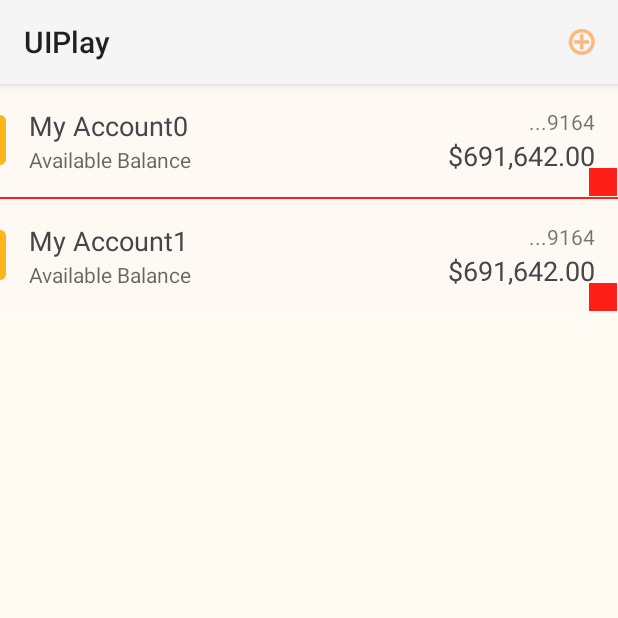
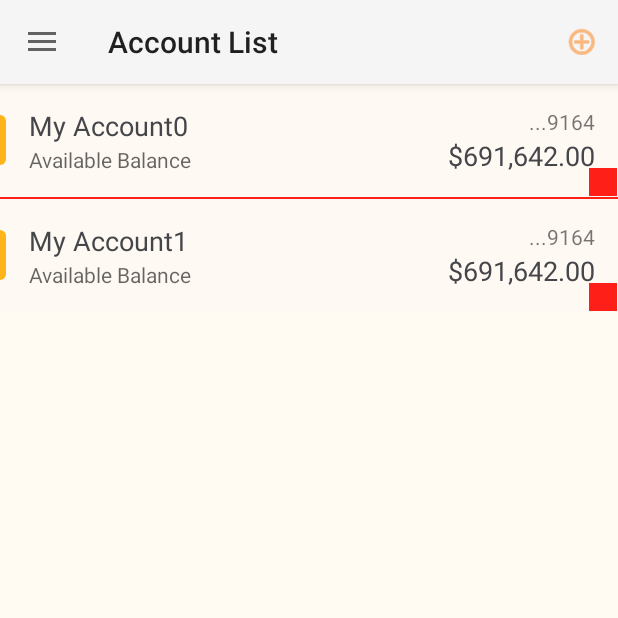
Before and after one commit to alanwgeorge/uiplay, an Android app: the screen it shows after launch (MainActivity), after a tap on "Add Row", on a phone screen of 412 x 824 dp, the top half of it. Run offline under Robolectric (Android 15) with nearby library versions, the phone set to English and light mode, and no system bars.

Commit message:
added navigation drawer

```diff
--- a/trunk/app/build.gradle
+++ b/trunk/app/build.gradle
@@ -22,4 +22,6 @@ android {
 dependencies {
     compile fileTree(dir: 'libs', include: ['*.jar'])
     compile 'com.android.support:support-v4:21.0.3'
+    compile 'com.android.support:appcompat-v7:21.0.3'
+    compile 'com.android.support:support-v13:21.0.3'
 }
--- a/trunk/app/src/main/java/com/example/android/uiplay/AccountListFragment.java
+++ b/trunk/app/src/main/java/com/example/android/uiplay/AccountListFragment.java
@@ -1,6 +1,6 @@
 package com.example.android.uiplay;
 
-import android.animation.LayoutTransition;
+import android.app.Activity;
 import android.app.ListFragment;
 import android.content.Context;
 import android.os.Bundle;
@@ -14,7 +14,6 @@ import android.view.MenuItem;
 import android.view.MotionEvent;
 import android.view.View;
 import android.view.ViewGroup;
-import android.widget.ListView;
 
 import com.example.android.uiplay.model.Account;
 
@@ -58,16 +57,19 @@ public class AccountListFragment extends ListFragment {
     public View onCreateView(@NonNull LayoutInflater inflater, ViewGroup container, Bundle savedInstanceState) {
         ViewGroup rootView = (ViewGroup) inflater.inflate(R.layout.fragment_main, container, false);
 
-        ListView listView = (ListView) rootView.findViewById(android.R.id.list);
-        LayoutTransition layoutTransition = new LayoutTransition();
-        listView.setLayoutTransition(layoutTransition);
-
         accountArrayAdapter = new AccountArrayAdapter(getActivity(), 0, new ArrayList<Account>());
         setListAdapter(accountArrayAdapter);
         accountArrayAdapter.setNotifyOnChange(true);
         addAccountRow();
 
         return rootView;
+    }
+
+    @Override
+    public void onAttach(Activity activity) {
+        super.onAttach(activity);
+        ((MainActivity) activity).onSectionAttached(
+                getArguments().getInt(MainActivity.ARG_SECTION_NUMBER));
     }
 
     private void addAccountRow() {
--- a/trunk/app/src/main/java/com/example/android/uiplay/MainActivity.java
+++ b/trunk/app/src/main/java/com/example/android/uiplay/MainActivity.java
@@ -1,21 +1,114 @@
 package com.example.android.uiplay;
 
+import android.app.ActionBar;
 import android.app.Activity;
+import android.app.Fragment;
+import android.app.FragmentManager;
 import android.os.Bundle;
+import android.support.v4.widget.DrawerLayout;
 import android.util.Log;
+import android.view.LayoutInflater;
+import android.view.Menu;
+import android.view.MenuItem;
+import android.view.View;
+import android.view.ViewGroup;
 
-public class MainActivity extends Activity {
+public class MainActivity extends Activity implements NavigationDrawerFragment.NavigationDrawerCallbacks {
     private static final String TAG = "MainActivity";
+    public static final String ARG_SECTION_NUMBER = "section_number";
+
+    private NavigationDrawerFragment navigationDrawerFragment;
+    private CharSequence title;
 
     @Override
     protected void onCreate(Bundle savedInstanceState) {
         Log.d(TAG, "onCreate()");
         super.onCreate(savedInstanceState);
         setContentView(R.layout.activity_main);
-        if (savedInstanceState == null) {
-            getFragmentManager().beginTransaction()
-                    .add(R.id.container, new AccountListFragment())
-                    .commit();
+//        if (savedInstanceState == null) {
+//            getFragmentManager().beginTransaction()
+//                    .add(R.id.container, new AccountListFragment())
+//                    .commit();
+//        }
+
+        navigationDrawerFragment = (NavigationDrawerFragment) getFragmentManager().findFragmentById(R.id.navigation_drawer);
+        title = getTitle();
+
+        // Set up the drawer.
+        navigationDrawerFragment.setUp(R.id.navigation_drawer, (DrawerLayout) findViewById(R.id.drawer_layout));
+    }
+
+    @Override
+    public void onNavigationDrawerItemSelected(int position) {
+        FragmentManager fragmentManager = getFragmentManager();
+        Fragment fragment;
+
+        switch (position) {
+            case 0:
+                fragment = new AccountListFragment();
+                break;
+            default:
+                fragment = new PlaceholderFragment();
+        }
+
+        Bundle args = new Bundle();
+        args.putInt(ARG_SECTION_NUMBER, position + 1);
+        fragment.setArguments(args);
+
+        fragmentManager.beginTransaction().replace(R.id.container, fragment).commit();
+    }
+
+    public void onSectionAttached(int number) {
+        switch (number) {
+            case 1:
+                title = getString(R.string.title_section1);
+                break;
+            case 2:
+                title = getString(R.string.title_section2);
+                break;
+            case 3:
+                title = getString(R.string.title_section3);
+                break;
         }
     }
+
+    public void restoreActionBar() {
+        ActionBar actionBar = getActionBar();
+        assert actionBar != null;
+        actionBar.setDisplayShowTitleEnabled(true);
+        actionBar.setTitle(title);
+    }
+
+
+    @Override
+    public boolean onCreateOptionsMenu(Menu menu) {
+        if (!navigationDrawerFragment.isDrawerOpen()) {
+            getMenuInflater().inflate(R.menu.global, menu);
+            restoreActionBar();
+            return true;
+        }
+        return super.onCreateOptionsMenu(menu);
+    }
+
+    @Override
+    public boolean onOptionsItemSelected(MenuItem item) {
+        return super.onOptionsItemSelected(item);
+    }
+
+    public static class PlaceholderFragment extends Fragment {
+
+        public PlaceholderFragment() { }
+
+        @Override
+        public View onCreateView(LayoutInflater inflater, ViewGroup container, Bundle savedInstanceState) {
+            return inflater.inflate(R.layout.fragment_placeholder, container, false);
+        }
+
+        @Override
+        public void onAttach(Activity activity) {
+            super.onAttach(activity);
+            ((MainActivity) activity).onSectionAttached(getArguments().getInt(ARG_SECTION_NUMBER));
+        }
+    }
+
 }
--- /dev/null
+++ b/trunk/app/src/main/java/com/example/android/uiplay/NavigationDrawerFragment.java
@@ -0,0 +1,285 @@
+package com.example.android.uiplay;
+
+
+import android.app.Activity;
+import android.app.ActionBar;
+import android.app.Fragment;
+import android.support.v7.app.ActionBarDrawerToggle;
+import android.support.v4.view.GravityCompat;
+import android.support.v4.widget.DrawerLayout;
+import android.content.SharedPreferences;
+import android.content.res.Configuration;
+import android.os.Bundle;
+import android.preference.PreferenceManager;
+import android.view.Gravity;
+import android.view.LayoutInflater;
+import android.view.Menu;
+import android.view.MenuInflater;
+import android.view.MenuItem;
+import android.view.View;
+import android.view.ViewGroup;
+import android.widget.AdapterView;
+import android.widget.ArrayAdapter;
+import android.widget.ListView;
+
+/**
+ * Fragment used for managing interactions for and presentation of a navigation drawer.
+ * See the <a href="https://developer.android.com/design/patterns/navigation-drawer.html#Interaction">
+ * design guidelines</a> for a complete explanation of the behaviors implemented here.
+ */
+public class NavigationDrawerFragment extends Fragment {
+
+    /**
+     * Remember the position of the selected item.
+     */
+    private static final String STATE_SELECTED_POSITION = "selected_navigation_drawer_position";
+
+    /**
+     * Per the design guidelines, you should show the drawer on launch until the user manually
+     * expands it. This shared preference tracks this.
+     */
+    private static final String PREF_USER_LEARNED_DRAWER = "navigation_drawer_learned";
+
+    /**
+     * A pointer to the current callbacks instance (the Activity).
+     */
+    private NavigationDrawerCallbacks mCallbacks;
+
+    /**
+     * Helper component that ties the action bar to the navigation drawer.
+     */
+    private ActionBarDrawerToggle mDrawerToggle;
+
+    private DrawerLayout mDrawerLayout;
+    private ListView mDrawerListView;
+    private View mFragmentContainerView;
+
+    private int mCurrentSelectedPosition = 0;
+    private boolean mFromSavedInstanceState;
+    private boolean mUserLearnedDrawer;
+
+    public NavigationDrawerFragment() {
+    }
+
+    @Override
+    public void onCreate(Bundle savedInstanceState) {
+        super.onCreate(savedInstanceState);
+
+        // Read in the flag indicating whether or not the user has demonstrated awareness of the
+        // drawer. See PREF_USER_LEARNED_DRAWER for details.
+        SharedPreferences sp = PreferenceManager.getDefaultSharedPreferences(getActivity());
+        mUserLearnedDrawer = sp.getBoolean(PREF_USER_LEARNED_DRAWER, false);
+
+        if (savedInstanceState != null) {
+            mCurrentSelectedPosition = savedInstanceState.getInt(STATE_SELECTED_POSITION);
+            mFromSavedInstanceState = true;
+        }
+
+        // Select either the default item (0) or the last selected item.
+        selectItem(mCurrentSelectedPosition);
+    }
+
+    @Override
+    public void onActivityCreated(Bundle savedInstanceState) {
+        super.onActivityCreated(savedInstanceState);
+        // Indicate that this fragment would like to influence the set of actions in the action bar.
+        setHasOptionsMenu(true);
+    }
+
+    @Override
+    public View onCreateView(LayoutInflater inflater, ViewGroup container,
+                             Bundle savedInstanceState) {
+        mDrawerListView = (ListView) inflater.inflate(
+                R.layout.fragment_navigation_drawer, container, false);
+        mDrawerListView.setOnItemClickListener(new AdapterView.OnItemClickListener() {
+            @Override
+            public void onItemClick(AdapterView<?> parent, View view, int position, long id) {
+                selectItem(position);
+            }
+        });
+        mDrawerListView.setAdapter(new ArrayAdapter<>(
+                getActionBar().getThemedContext(),
+                android.R.layout.simple_list_item_activated_1,
+                android.R.id.text1,
+                new String[]{
+                        getString(R.string.title_section1),
+                        getString(R.string.title_section2),
+                        getString(R.string.title_section3),
+                }));
+        mDrawerListView.setItemChecked(mCurrentSelectedPosition, true);
+        return mDrawerListView;
+    }
+
+    public boolean isDrawerOpen() {
+        return mDrawerLayout != null && mDrawerLayout.isDrawerOpen(mFragmentContainerView);
+    }
+
+    /**
+     * Users of this fragment must call this method to set up the navigation drawer interactions.
+     *
+     * @param fragmentId   The android:id of this fragment in its activity's layout.
+     * @param drawerLayout The DrawerLayout containing this fragment's UI.
+     */
+    public void setUp(int fragmentId, DrawerLayout drawerLayout) {
+        mFragmentContainerView = getActivity().findViewById(fragmentId);
+        mDrawerLayout = drawerLayout;
+
+        // set a custom shadow that overlays the main content when the drawer opens
+        mDrawerLayout.setDrawerShadow(R.drawable.drawer_shadow, GravityCompat.START);
+        // set up the drawer's list view with items and click listener
+
+        ActionBar actionBar = getActionBar();
+        actionBar.setDisplayHomeAsUpEnabled(true);
+        actionBar.setHomeButtonEnabled(true);
+
+        // ActionBarDrawerToggle ties together the the proper interactions
+        // between the navigation drawer and the action bar app icon.
+        mDrawerToggle = new ActionBarDrawerToggle(
+                getActivity(),                    /* host Activity */
+                mDrawerLayout,                    /* DrawerLayout object */
+                null,
+                R.drawable.ic_drawer,             /* nav drawer image to replace 'Up' caret */
+                R.drawable.ic_drawer
+        ) {
+            @Override
+            public void onDrawerClosed(View drawerView) {
+                super.onDrawerClosed(drawerView);
+                if (!isAdded()) {
+                    return;
+                }
+
+                getActivity().invalidateOptionsMenu(); // calls onPrepareOptionsMenu()
+            }
+
+            @Override
+            public void onDrawerOpened(View drawerView) {
+                super.onDrawerOpened(drawerView);
+                if (!isAdded()) {
+                    return;
+                }
+
+                if (!mUserLearnedDrawer) {
+                    // The user manually opened the drawer; store this flag to prevent auto-showing
+                    // the navigation drawer automatically in the future.
+                    mUserLearnedDrawer = true;
+                    SharedPreferences sp = PreferenceManager
+                            .getDefaultSharedPreferences(getActivity());
+                    sp.edit().putBoolean(PREF_USER_LEARNED_DRAWER, true).apply();
+                }
+
+                getActivity().invalidateOptionsMenu(); // calls onPrepareOptionsMenu()
+            }
+
+            @Override
+            public boolean onOptionsItemSelected(MenuItem item) {
+                if (item != null && item.getItemId() == android.R.id.home) {
+                    if (mDrawerLayout.isDrawerOpen(Gravity.END)) {
+                        mDrawerLayout.closeDrawer(Gravity.END);
+                    } else {
+                        mDrawerLayout.openDrawer(Gravity.END);
+                    }
+                }
+                return false;
+            }
+        };
+
+        // If the user hasn't 'learned' about the drawer, open it to introduce them to the drawer,
+        // per the navigation drawer design guidelines.
+        if (!mUserLearnedDrawer && !mFromSavedInstanceState) {
+            mDrawerLayout.openDrawer(mFragmentContainerView);
+        }
+
+        // Defer code dependent on restoration of previous instance state.
+        mDrawerLayout.post(new Runnable() {
+            @Override
+            public void run() {
+                mDrawerToggle.syncState();
+            }
+        });
+
+        mDrawerLayout.setDrawerListener(mDrawerToggle);
+    }
+
+    private void selectItem(int position) {
+        mCurrentSelectedPosition = position;
+        if (mDrawerListView != null) {
+            mDrawerListView.setItemChecked(position, true);
+        }
+        if (mDrawerLayout != null) {
+            mDrawerLayout.closeDrawer(mFragmentContainerView);
+        }
+        if (mCallbacks != null) {
+            mCallbacks.onNavigationDrawerItemSelected(position);
+        }
+    }
+
+    @Override
+    public void onAttach(Activity activity) {
+        super.onAttach(activity);
+        try {
+            mCallbacks = (NavigationDrawerCallbacks) activity;
+        } catch (ClassCastException e) {
+            throw new ClassCastException("Activity must implement NavigationDrawerCallbacks.");
+        }
+    }
+
+    @Override
+    public void onDetach() {
+        super.onDetach();
+        mCallbacks = null;
+    }
+
+    @Override
+    public void onSaveInstanceState(Bundle outState) {
+        super.onSaveInstanceState(outState);
+        outState.putInt(STATE_SELECTED_POSITION, mCurrentSelectedPosition);
+    }
+
+    @Override
+    public void onConfigurationChanged(Configuration newConfig) {
+        super.onConfigurationChanged(newConfig);
+        // Forward the new configuration the drawer toggle component.
+        mDrawerToggle.onConfigurationChanged(newConfig);
+    }
+
+    @Override
+    public void onCreateOptionsMenu(Menu menu, MenuInflater inflater) {
+        // If the drawer is open, show the global app actions in the action bar. See also
+        // showGlobalContextActionBar, which controls the top-left area of the action bar.
+        if (mDrawerLayout != null && isDrawerOpen()) {
+            inflater.inflate(R.menu.global, menu);
+            showGlobalContextActionBar();
+        }
+        super.onCreateOptionsMenu(menu, inflater);
+    }
+
+    @Override
+    public boolean onOptionsItemSelected(MenuItem item) {
+        return mDrawerToggle.onOptionsItemSelected(item) || super.onOptionsItemSelected(item);
+
+    }
+
+    /**
+     * Per the navigation drawer design guidelines, updates the action bar to show the global app
+     * 'context', rather than just what's in the current screen.
+     */
+    private void showGlobalContextActionBar() {
+        ActionBar actionBar = getActionBar();
+        actionBar.setDisplayShowTitleEnabled(true);
+        actionBar.setTitle(R.string.app_name);
+    }
+
+    private ActionBar getActionBar() {
+        return getActivity().getActionBar();
+    }
+
+    /**
+     * Callbacks interface that all activities using this fragment must implement.
+     */
+    public static interface NavigationDrawerCallbacks {
+        /**
+         * Called when an item in the navigation drawer is selected.
+         */
+        void onNavigationDrawerItemSelected(int position);
+    }
+}
--- a/trunk/app/src/main/res/layout/activity_main.xml
+++ b/trunk/app/src/main/res/layout/activity_main.xml
@@ -1,8 +1,33 @@
-<?xml version="1.0" encoding="utf-8"?>
-<FrameLayout xmlns:android="http://schemas.android.com/apk/res/android"
-             xmlns:tools="http://schemas.android.com/tools"
-             android:id="@+id/container"
-             android:layout_width="match_parent"
-             android:layout_height="match_parent"
-             tools:context=".MainActivity"
-             tools:ignore="MergeRootFrame"/>
+<!-- A DrawerLayout is intended to be used as the top-level content view using match_parent for both width and height to consume the full space available. -->
+<android.support.v4.widget.DrawerLayout
+    xmlns:android="http://schemas.android.com/apk/res/android"
+    xmlns:tools="http://schemas.android.com/tools"
+    android:id="@+id/drawer_layout"
+    android:layout_width="match_parent"
+    android:layout_height="match_parent"
+    android:layout_gravity="right"
+    tools:context="com.example.android.uiplay.DrawerActivity"
+    tools:ignore="RtlHardcoded">
+
+    <!-- As the main content view, the view below consumes the entire
+         space available using match_parent in both dimensions. -->
+    <FrameLayout
+        android:id="@+id/container"
+        android:layout_width="match_parent"
+        android:layout_height="match_parent"/>
+
+    <!-- android:layout_gravity="start" tells DrawerLayout to treat
+         this as a sliding drawer on the left side for left-to-right
+         languages and on the right side for right-to-left languages.
+         If you're not building against API 17 or higher, use
+         android:layout_gravity="left" instead. -->
+    <!-- The drawer is given a fixed width in dp and extends the full height of
+         the container. -->
+    <fragment android:id="@+id/navigation_drawer"
+              android:layout_width="@dimen/navigation_drawer_width"
+              android:layout_height="match_parent"
+              android:layout_gravity="right"
+              android:name="com.example.android.uiplay.NavigationDrawerFragment"
+              tools:layout="@layout/fragment_navigation_drawer"/>
+
+</android.support.v4.widget.DrawerLayout>
--- /dev/null
+++ b/trunk/app/src/main/res/layout/fragment_navigation_drawer.xml
@@ -0,0 +1,10 @@
+<ListView xmlns:android="http://schemas.android.com/apk/res/android"
+          xmlns:tools="http://schemas.android.com/tools"
+          android:layout_width="match_parent"
+          android:layout_height="match_parent"
+          android:choiceMode="singleChoice"
+          android:divider="@android:color/transparent"
+          android:dividerHeight="0dp"
+          android:background="#cccc"
+          android:layout_gravity="right"
+          tools:context="com.example.android.uiplay.NavigationDrawerFragment"/>
--- /dev/null
+++ b/trunk/app/src/main/res/layout/fragment_placeholder.xml
@@ -0,0 +1,16 @@
+<RelativeLayout xmlns:android="http://schemas.android.com/apk/res/android"
+                xmlns:tools="http://schemas.android.com/tools"
+                android:layout_width="match_parent"
+                android:layout_height="match_parent"
+                android:paddingLeft="@dimen/activity_horizontal_margin"
+                android:paddingRight="@dimen/activity_horizontal_margin"
+                android:paddingTop="@dimen/activity_vertical_margin"
+                android:paddingBottom="@dimen/activity_vertical_margin"
+                tools:context="com.example.android.uiplay.DrawerActivity$PlaceholderFragment">
+
+    <TextView
+        android:id="@+id/section_label"
+        android:layout_width="wrap_content"
+        android:layout_height="wrap_content"/>
+
+</RelativeLayout>
--- /dev/null
+++ b/trunk/app/src/main/res/menu/global.xml
@@ -0,0 +1,12 @@
+<!--suppress XmlUnusedNamespaceDeclaration -->
+<menu xmlns:android="http://schemas.android.com/apk/res/android"
+      xmlns:tools="http://schemas.android.com/tools"
+      tools:context="com.example.android.uiplay.DrawerActivity">
+    <!--<item android:id="@+id/action_example"-->
+          <!--android:title="@string/action_example"-->
+          <!--android:showAsAction="withText|ifRoom"/>-->
+    <!--<item android:id="@+id/action_settings"-->
+          <!--android:title="@string/action_settings"-->
+          <!--android:orderInCategory="100"-->
+          <!--android:showAsAction="never"/>-->
+</menu>
--- a/trunk/app/src/main/res/values/dimens.xml
+++ b/trunk/app/src/main/res/values/dimens.xml
@@ -11,4 +11,8 @@
     <dimen name="button_padding_left">2dp</dimen>
     <dimen name="button_padding_right">2dp</dimen>
     <dimen name="button_below_padding">10dp</dimen>
+
+    <!-- Per the design guidelines, navigation drawers should be between 240dp and 320dp:
+         https://developer.android.com/design/patterns/navigation-drawer.html -->
+    <dimen name="navigation_drawer_width">240dp</dimen>
 </resources>
--- a/trunk/app/src/main/res/values/strings.xml
+++ b/trunk/app/src/main/res/values/strings.xml
@@ -8,5 +8,17 @@
     <string name="button_below_label">Press Me</string>
     <string name="no_accounts_message">No Accounts Found</string>
     <string name="action_test">Test</string>
+    <string name="title_activity_drawer">DrawerActivity</string>
+
+    <string name="title_section1">Account List</string>
+    <string name="title_section2">Section 2</string>
+    <string name="title_section3">Section 3</string>
+
+    <string name="navigation_drawer_open">Open navigation drawer</string>
+    <string name="navigation_drawer_close">Close navigation drawer</string>
+
+    <string name="action_example">Example action</string>
+    <string name="title_activity_tab">TabActivity</string>
+    <string name="title_activity_tab2">Tab2Activity</string>
 
 </resources>
```
Also changed, not shown: 1 other file.
